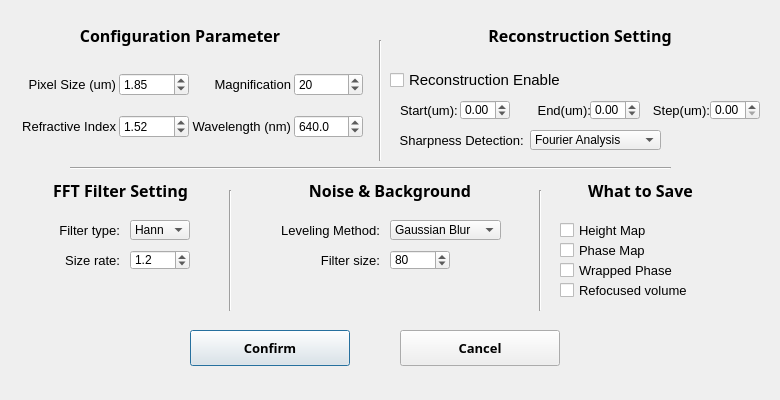
Qt form Lei Temp/GUI/ui_files/param_set_dialog.ui (YipLab/DHM) before a commit.
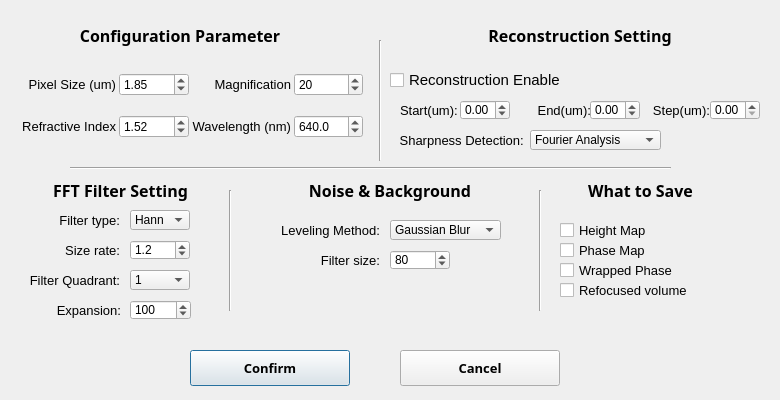
The same form after that commit.

```diff
--- a/Lei Temp/GUI/ui_files/param_set_dialog.ui
+++ b/Lei Temp/GUI/ui_files/param_set_dialog.ui
@@ -257,7 +257,7 @@
    <property name="geometry">
     <rect>
      <x>190</x>
-     <y>330</y>
+     <y>350</y>
      <width>160</width>
      <height>36</height>
     </rect>
@@ -281,7 +281,7 @@
    <property name="geometry">
     <rect>
      <x>400</x>
-     <y>330</y>
+     <y>350</y>
      <width>160</width>
      <height>36</height>
     </rect>
@@ -514,7 +514,7 @@
    <property name="geometry">
     <rect>
      <x>130</x>
-     <y>250</y>
+     <y>240</y>
      <width>60</width>
      <height>20</height>
     </rect>
@@ -539,7 +539,7 @@
    <property name="geometry">
     <rect>
      <x>130</x>
-     <y>220</y>
+     <y>210</y>
      <width>60</width>
      <height>20</height>
     </rect>
@@ -559,7 +559,7 @@
    <property name="geometry">
     <rect>
      <x>40</x>
-     <y>250</y>
+     <y>240</y>
      <width>80</width>
      <height>20</height>
     </rect>
@@ -581,7 +581,7 @@
    <property name="geometry">
     <rect>
      <x>40</x>
-     <y>220</y>
+     <y>210</y>
      <width>80</width>
      <height>20</height>
     </rect>
@@ -1016,6 +1016,108 @@
     <double>80.000000000000000</double>
    </property>
   </widget>
+  <widget class="QLabel" name="label_8">
+   <property name="geometry">
+    <rect>
+     <x>19</x>
+     <y>270</y>
+     <width>101</width>
+     <height>20</height>
+    </rect>
+   </property>
+   <property name="font">
+    <font>
+     <family>Arial</family>
+     <pointsize>10</pointsize>
+    </font>
+   </property>
+   <property name="text">
+    <string>Filter Quadrant:</string>
+   </property>
+   <property name="alignment">
+    <set>Qt::AlignRight|Qt::AlignTrailing|Qt::AlignVCenter</set>
+   </property>
+  </widget>
+  <widget class="QComboBox" name="comboBox_4">
+   <property name="geometry">
+    <rect>
+     <x>130</x>
+     <y>270</y>
+     <width>60</width>
+     <height>20</height>
+    </rect>
+   </property>
+   <item>
+    <property name="text">
+     <string>1</string>
+    </property>
+   </item>
+   <item>
+    <property name="text">
+     <string>2</string>
+    </property>
+   </item>
+   <item>
+    <property name="text">
+     <string>3</string>
+    </property>
+   </item>
+   <item>
+    <property name="text">
+     <string>4</string>
+    </property>
+   </item>
+  </widget>
+  <widget class="QLabel" name="label_9">
+   <property name="geometry">
+    <rect>
+     <x>50</x>
+     <y>300</y>
+     <width>71</width>
+     <height>20</height>
+    </rect>
+   </property>
+   <property name="font">
+    <font>
+     <family>Arial</family>
+     <pointsize>10</pointsize>
+    </font>
+   </property>
+   <property name="text">
+    <string>Expansion:</string>
+   </property>
+   <property name="alignment">
+    <set>Qt::AlignRight|Qt::AlignTrailing|Qt::AlignVCenter</set>
+   </property>
+  </widget>
+  <widget class="QDoubleSpinBox" name="expansion">
+   <property name="geometry">
+    <rect>
+     <x>130</x>
+     <y>300</y>
+     <width>61</width>
+     <height>20</height>
+    </rect>
+   </property>
+   <property name="locale">
+    <locale language="English" country="Canada"/>
+   </property>
+   <property name="decimals">
+    <number>0</number>
+   </property>
+   <property name="minimum">
+    <double>50.000000000000000</double>
+   </property>
+   <property name="maximum">
+    <double>1000.000000000000000</double>
+   </property>
+   <property name="singleStep">
+    <double>10.000000000000000</double>
+   </property>
+   <property name="value">
+    <double>100.000000000000000</double>
+   </property>
+  </widget>
  </widget>
  <resources/>
  <connections/>
```
Left out of the diff: 2 changed lines with no effect on the pictures.
